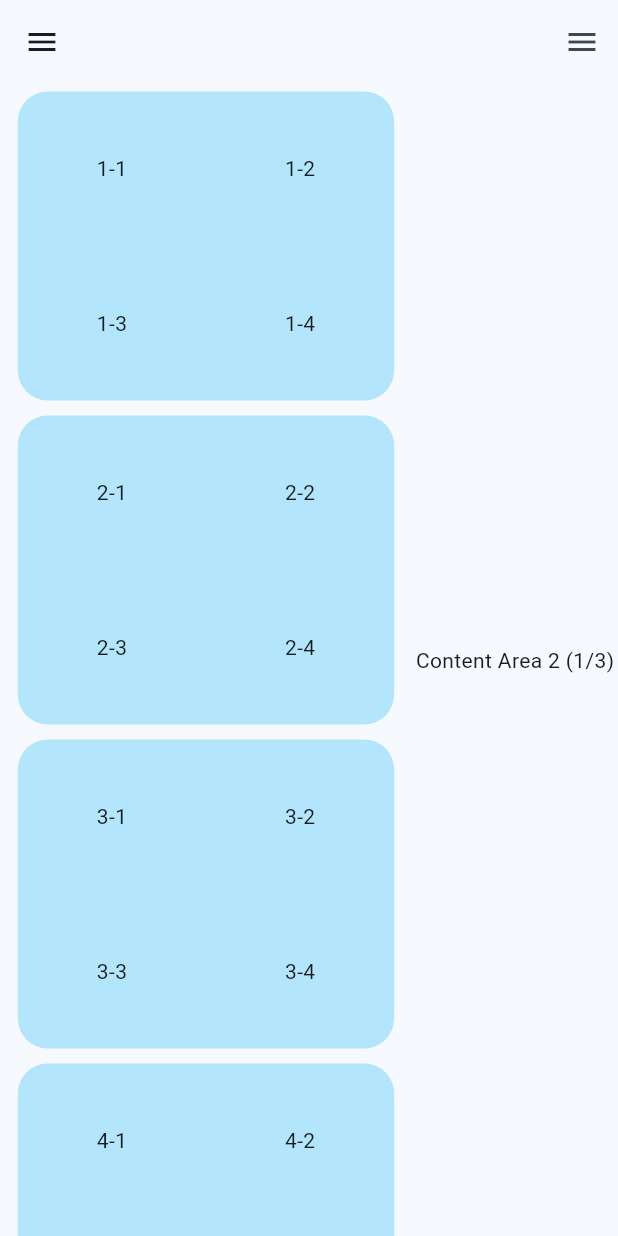
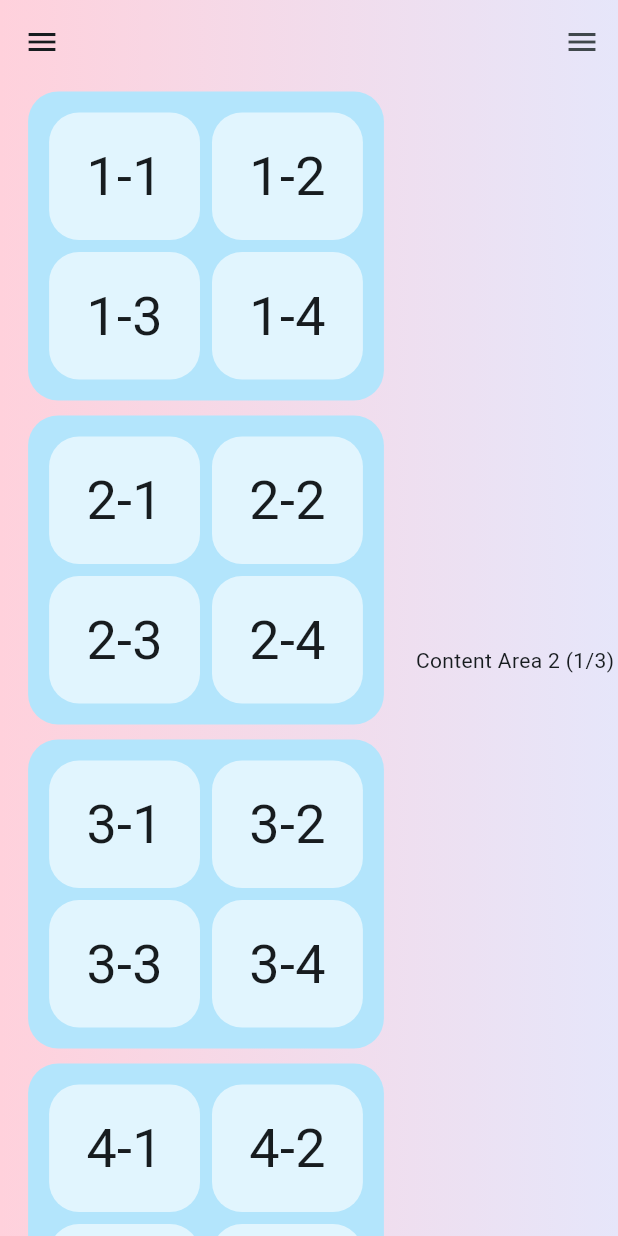
Before and after one commit to Hyun-Tak-Lee/hotswing, a Flutter app: the screen it shows after launch, on a phone screen of 412 x 824 dp. Run offline on Flutter 3.47's test engine with Material 3 defaults, Android fonts, the phone set to English and light mode, and no system bars.

Commit message:
컨텐츠 화면 디자인 개선

```diff
--- a/lib/main.dart
+++ b/lib/main.dart
@@ -23,7 +23,7 @@ class MyApp extends StatelessWidget {
   Widget build(BuildContext context) {
     return MaterialApp(
       theme: ThemeData(
-        colorScheme: ColorScheme.fromSeed(seedColor: Colors.lightBlue.shade200),
+        colorScheme: ColorScheme.fromSeed(seedColor: Colors.lightBlue.shade100),
       ),
       home: const MyHomePage(),
     );
@@ -47,9 +47,23 @@ class _MyHomePageState extends State<MyHomePage> {
     const double tabletThreshold = 600.0;
     final isMobileSize = screenWidth < tabletThreshold;
 
-    return Scaffold(
+    return Container( // 전체 배경을 위한 Container
+      decoration: BoxDecoration(
+        gradient: LinearGradient(
+          colors: [
+            const Color(0xFFFFD1DC),
+            const Color(0xFFE6E6FA),
+          ],
+          begin: Alignment.centerLeft, // 그라데이션 시작 위치
+          end: Alignment.centerRight, // 그라데이션 끝 위치
+        ),
+      ),
+      child: Scaffold(
         key: _scaffoldKey,
+        backgroundColor: Colors.transparent,
         appBar: AppBar(
+          backgroundColor: Colors.transparent,
+          elevation: 0, // AppBar 그림자 제거
           leading: IconButton(
             icon: const Icon(Icons.menu),
             onPressed: () {
@@ -67,7 +81,8 @@ class _MyHomePageState extends State<MyHomePage> {
         ),
         drawer: LeftSideMenu(isMobileSize: isMobileSize),
         endDrawer: RightSideMenu(isMobileSize: isMobileSize),
-      body: MainContent(isMobileSize: isMobileSize),
+        body: MainContent(isMobileSize: isMobileSize), // AppBar 아래 내용만 MainContent
+      ),
     );
   }
 }
--- a/lib/src/common/widgets/main_content.dart
+++ b/lib/src/common/widgets/main_content.dart
@@ -13,6 +13,7 @@ class MainContent extends StatelessWidget {
     final isMobileSize = screenWidth < tabletThreshold;
 
     final Color pastelBlue = Colors.lightBlue.shade100;
+    final Color pastelYellow = Colors.lightBlue.shade50; // 더 밝은 파스텔톤 색상
 
     // 각 내부 리스트는 이제 4개의 문자열을 가집니다.
     final List<List<String>> sectionData = [
@@ -31,13 +32,14 @@ class MainContent extends StatelessWidget {
             flex: 2,
             child: Center( // 95% 너비의 컨텐츠를 중앙 정렬
               child: FractionallySizedBox(
-                widthFactor: 0.95,
+                widthFactor: 0.90,
                 child: SingleChildScrollView(
                   scrollDirection: Axis.vertical, // 세로 스크롤
                   child: Column( // 세로로 배열
                     children: sectionData.map((item) {
                       return Container(
                         margin: const EdgeInsets.all(5.0), // 구역 간 간격
+                        padding: const EdgeInsets.all(10.0), // Added padding here
                         decoration: BoxDecoration( // 둥근 모서리를 위한 BoxDecoration 추가
                           color: pastelBlue,
                           borderRadius: BorderRadius.circular(20.0), // 둥근 모서리 반경 설정
@@ -49,10 +51,26 @@ class MainContent extends StatelessWidget {
                               child: Row(
                                 children: [
                                   Expanded(
-                                    child: Center(child: Text(item[0])),
+                                    child: Container(
+                                      margin: const EdgeInsets.all(4.0),
+                                      padding: const EdgeInsets.all(8.0),
+                                      decoration: BoxDecoration(
+                                        color: pastelYellow,
+                                        borderRadius: BorderRadius.circular(20.0),
+                                      ),
+                                      child: Center(child: Text(item[0], style: TextStyle(fontSize: 36.0))), // Updated text style
+                                    ),
                                   ),
                                   Expanded(
-                                    child: Center(child: Text(item[1])),
+                                    child: Container(
+                                      margin: const EdgeInsets.all(4.0),
+                                      padding: const EdgeInsets.all(8.0),
+                                      decoration: BoxDecoration(
+                                        color: pastelYellow,
+                                        borderRadius: BorderRadius.circular(20.0),
+                                      ),
+                                      child: Center(child: Text(item[1], style: TextStyle(fontSize: 36.0))), // Updated text style
+                                    ),
                                   ),
                                 ],
                               ),
@@ -61,10 +79,26 @@ class MainContent extends StatelessWidget {
                               child: Row(
                                 children: [
                                   Expanded(
-                                    child: Center(child: Text(item[2])),
+                                    child: Container(
+                                      margin: const EdgeInsets.all(4.0),
+                                      padding: const EdgeInsets.all(8.0),
+                                      decoration: BoxDecoration(
+                                        color: pastelYellow,
+                                        borderRadius: BorderRadius.circular(20.0),
+                                      ),
+                                      child: Center(child: Text(item[2], style: TextStyle(fontSize: 36.0))), // Updated text style
+                                    ),
                                   ),
                                   Expanded(
-                                    child: Center(child: Text(item[3])),
+                                    child: Container(
+                                      margin: const EdgeInsets.all(4.0),
+                                      padding: const EdgeInsets.all(8.0),
+                                      decoration: BoxDecoration(
+                                        color: pastelYellow,
+                                        borderRadius: BorderRadius.circular(20.0),
+                                      ),
+                                      child: Center(child: Text(item[3], style: TextStyle(fontSize: 36.0))), // Updated text style
+                                    ),
                                   ),
                                 ],
                               ),
```
Lines whose indentation alone changed are shown as unchanged.
